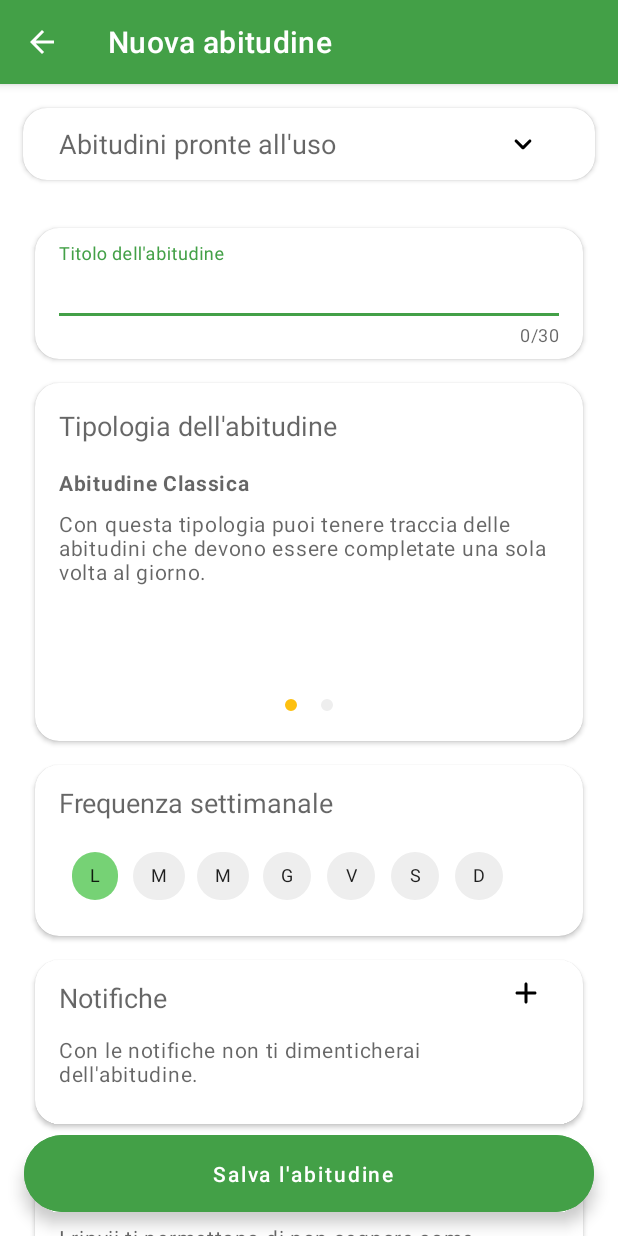
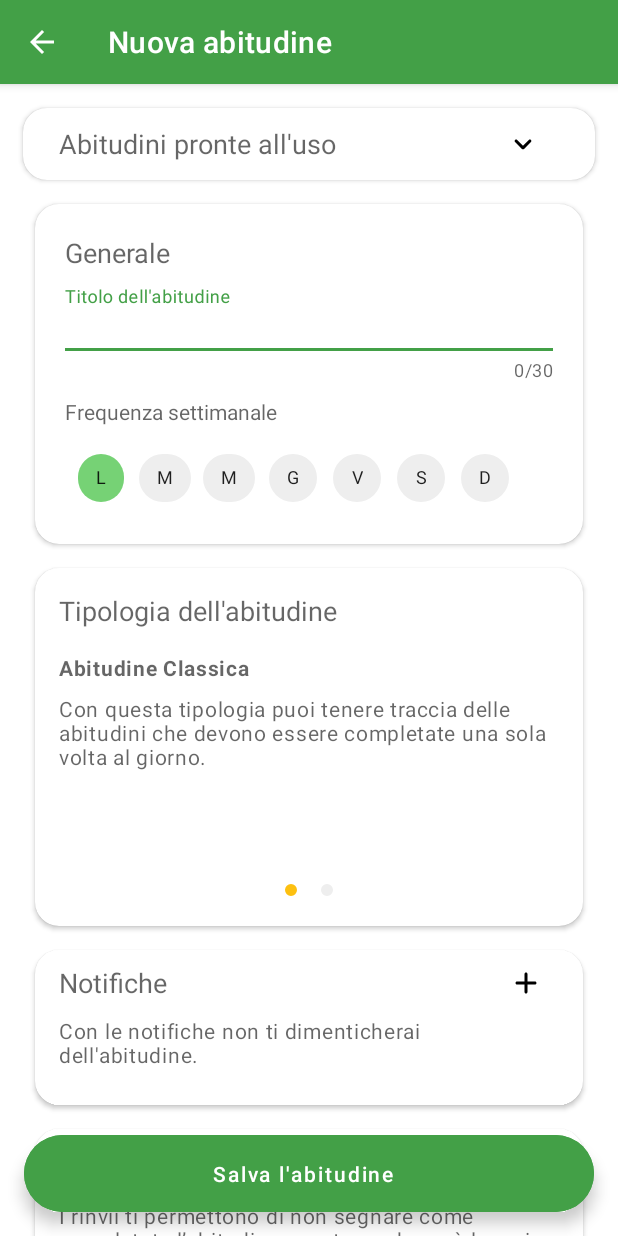
Before and after one commit to Juuzen/Sprout, an Android app: the CreateHabitActivity screen opened directly, with no data from a screen before it, on a phone screen of 412 x 824 dp. Run offline under Robolectric (Android 15) with nearby library versions, the phone set to English and light mode, and no system bars; libraries missing offline, so code that uses them is left out: com.shawnlin.numberpicker, io.realm; plain views replace NumberPicker; 1 statement that could not run was skipped.

Commit message:
Merged title layout with frequency layout

```diff
--- a/app/src/main/res/layout/activity_create_habit.xml
+++ b/app/src/main/res/layout/activity_create_habit.xml
@@ -16,7 +16,6 @@
             android:orientation="vertical"
             android:paddingBottom="80dp">
 
-
             <fragment
                 android:id="@+id/presetHabitFragment"
                 android:name="com.hcifedii.sprout.fragment.PresetFragment"
@@ -30,47 +29,39 @@
                 app:layout_constraintTop_toTopOf="parent"
                 tools:layout="@layout/fragment_preset_list" />
 
-            <fragment
-                android:id="@+id/titleFragment"
-                android:name="com.hcifedii.sprout.fragment.TitleFragment"
+
+            <include
+                android:id="@+id/general"
+                layout="@layout/title_frequency_general_layout"
                 android:layout_width="match_parent"
                 android:layout_height="wrap_content"
                 android:layout_marginStart="16dp"
-                android:layout_marginTop="16dp"
+
                 android:layout_marginEnd="16dp"
                 app:layout_constraintEnd_toEndOf="parent"
                 app:layout_constraintStart_toStartOf="parent"
-                app:layout_constraintTop_toBottomOf="@+id/presetHabitFragment"
-                tools:layout="@layout/fragment_title" />
+                app:layout_constraintTop_toBottomOf="@id/presetHabitFragment" />
+
 
             <fragment
                 android:id="@+id/habitTypeFragment"
                 android:name="com.hcifedii.sprout.fragment.HabitTypeFragment"
                 android:layout_width="0dp"
                 android:layout_height="wrap_content"
-                app:layout_constraintEnd_toEndOf="@+id/titleFragment"
-                app:layout_constraintStart_toStartOf="@+id/titleFragment"
-                app:layout_constraintTop_toBottomOf="@+id/titleFragment"
+                app:layout_constraintEnd_toEndOf="@+id/general"
+                app:layout_constraintStart_toStartOf="@+id/general"
+                app:layout_constraintTop_toBottomOf="@+id/general"
                 tools:layout="@layout/fragment_habit_type" />
 
-            <fragment
-                android:id="@+id/frequencyFragment"
-                android:name="com.hcifedii.sprout.fragment.FrequencyFragment"
-                android:layout_width="0dp"
-                android:layout_height="wrap_content"
-                app:layout_constraintEnd_toEndOf="@+id/habitTypeFragment"
-                app:layout_constraintStart_toStartOf="@+id/habitTypeFragment"
-                app:layout_constraintTop_toBottomOf="@+id/habitTypeFragment"
-                tools:layout="@layout/fragment_frequency" />
 
             <fragment
                 android:id="@+id/reminderFragment"
                 android:name="com.hcifedii.sprout.fragment.RemindersFragment"
                 android:layout_width="0dp"
                 android:layout_height="wrap_content"
-                app:layout_constraintEnd_toEndOf="@+id/frequencyFragment"
-                app:layout_constraintStart_toStartOf="@+id/frequencyFragment"
-                app:layout_constraintTop_toBottomOf="@+id/frequencyFragment"
+                app:layout_constraintEnd_toEndOf="@+id/habitTypeFragment"
+                app:layout_constraintStart_toStartOf="@+id/habitTypeFragment"
+                app:layout_constraintTop_toBottomOf="@+id/habitTypeFragment"
                 tools:layout="@layout/fragment_reminders" />
 
             <fragment
--- a/app/src/main/res/layout/fragment_frequency.xml
+++ b/app/src/main/res/layout/fragment_frequency.xml
@@ -1,28 +1,19 @@
 <?xml version="1.0" encoding="utf-8"?>
-<androidx.cardview.widget.CardView  xmlns:android="http://schemas.android.com/apk/res/android"
+<LinearLayout xmlns:android="http://schemas.android.com/apk/res/android"
     xmlns:app="http://schemas.android.com/apk/res-auto"
     android:layout_width="match_parent"
     android:layout_height="wrap_content"
-    app:cardUseCompatPadding="true"
-    app:cardCornerRadius="16dp">
-
-    <LinearLayout
-        android:layout_width="match_parent"
-        android:layout_height="wrap_content"
-        android:orientation="vertical"
-
-        android:paddingRight="16dp"
-        android:paddingLeft="16dp"
-        android:paddingBottom="16dp">
+    android:orientation="vertical">
 
     <TextView
         style="@style/SproutTitle"
-            android:text="@string/frequency_title"/>
+        android:textSize="14sp"
+        android:text="@string/frequency_title" />
 
     <HorizontalScrollView
         android:layout_width="match_parent"
         android:layout_height="wrap_content"
-            android:layout_gravity="center"
+        android:layout_gravity="center_horizontal"
         android:fadingEdge="horizontal"
         android:requiresFadingEdge="horizontal"
         android:scrollbars="none">
@@ -33,8 +24,8 @@
             android:layout_width="wrap_content"
             android:layout_height="wrap_content"
             app:checkedChip="@id/mondayChip"
+            app:chipSpacingHorizontal="0sp"
             app:itemSpacing="-5sp"
-                app:chipSpacingHorizontal="0sp"
             app:singleLine="true">
 
             <com.google.android.material.chip.Chip
@@ -93,5 +84,3 @@
     </HorizontalScrollView>
 
 </LinearLayout>
-
-</androidx.cardview.widget.CardView>
--- a/app/src/main/res/layout/fragment_title.xml
+++ b/app/src/main/res/layout/fragment_title.xml
@@ -1,21 +1,12 @@
 <?xml version="1.0" encoding="utf-8"?>
-<androidx.cardview.widget.CardView xmlns:android="http://schemas.android.com/apk/res/android"
+<com.google.android.material.textfield.TextInputLayout xmlns:android="http://schemas.android.com/apk/res/android"
     xmlns:app="http://schemas.android.com/apk/res-auto"
-    android:layout_width="match_parent"
-    android:layout_height="wrap_content"
-    app:cardCornerRadius="16dp"
-    app:cardUseCompatPadding="true">
-
-    <com.google.android.material.textfield.TextInputLayout
     android:id="@+id/titleLayout"
     android:layout_width="match_parent"
     android:layout_height="wrap_content"
     android:hint="@string/title_hint"
-        android:paddingLeft="16dp"
-        android:paddingRight="16dp"
-        android:paddingBottom="8dp"
-        android:textColorHint="@color/primaryColor"
 
+    app:endIconMode="clear_text"
     app:counterEnabled="true"
     app:counterMaxLength="30"
     app:errorEnabled="true">
@@ -32,8 +23,6 @@
         android:paddingEnd="0dp"
         android:paddingRight="0dp"
         android:singleLine="true"
-            android:textAppearance="@style/TextAppearance.AppCompat.Medium" />
+        android:textSize="14sp" />
 
 </com.google.android.material.textfield.TextInputLayout>
-
-</androidx.cardview.widget.CardView>
--- /dev/null
+++ b/app/src/main/res/layout/title_frequency_general_layout.xml
@@ -0,0 +1,41 @@
+<?xml version="1.0" encoding="utf-8"?>
+<androidx.cardview.widget.CardView xmlns:android="http://schemas.android.com/apk/res/android"
+    xmlns:app="http://schemas.android.com/apk/res-auto"
+    xmlns:tools="http://schemas.android.com/tools"
+
+    android:layout_width="match_parent"
+    android:layout_height="wrap_content"
+    android:layout_marginStart="16dp"
+    android:layout_marginEnd="16dp"
+
+    app:cardCornerRadius="16dp"
+    app:cardUseCompatPadding="true">
+
+    <LinearLayout
+        android:layout_width="match_parent"
+        android:layout_height="wrap_content"
+        android:layout_margin="20dp"
+        android:orientation="vertical">
+
+        <TextView
+            style="@style/SproutTitle"
+            android:layout_width="match_parent"
+            android:layout_height="wrap_content"
+            android:text="@string/general_title" />
+
+        <fragment
+            android:id="@+id/titleFragment"
+            android:name="com.hcifedii.sprout.fragment.TitleFragment"
+            android:layout_width="match_parent"
+            android:layout_height="wrap_content"
+            tools:layout="@layout/fragment_title" />
+
+        <fragment
+            android:id="@+id/frequencyFragment"
+            android:name="com.hcifedii.sprout.fragment.FrequencyFragment"
+            android:layout_width="match_parent"
+            android:layout_height="wrap_content"
+            tools:layout="@layout/fragment_frequency" />
+    </LinearLayout>
+
+</androidx.cardview.widget.CardView>
--- a/app/src/main/res/values/strings.xml
+++ b/app/src/main/res/values/strings.xml
@@ -74,4 +74,5 @@
     <string name="show_more_content_description">Mostra altro</string>
     <string name="preset_habit_title">Abitudini pronte all\'uso</string>
     <string name="hide_button">Nascondi</string>
+    <string name="general_title">Generale</string>
 </resources>
--- a/app/src/main/res/values/styles.xml
+++ b/app/src/main/res/values/styles.xml
@@ -17,7 +17,7 @@
 
     <style name="SproutTitle">
         <item name="android:layout_width">match_parent</item>
-        <item name="android:layout_height">50dp</item>
+        <item name="android:layout_height">40dp</item>
         <item name="android:gravity">center_vertical</item>
         <item name="android:layout_gravity">center_vertical</item>
         <item name="android:textAppearance">@style/TextAppearance.AppCompat.Medium</item>
```
Lines whose indentation alone changed are shown as unchanged.
